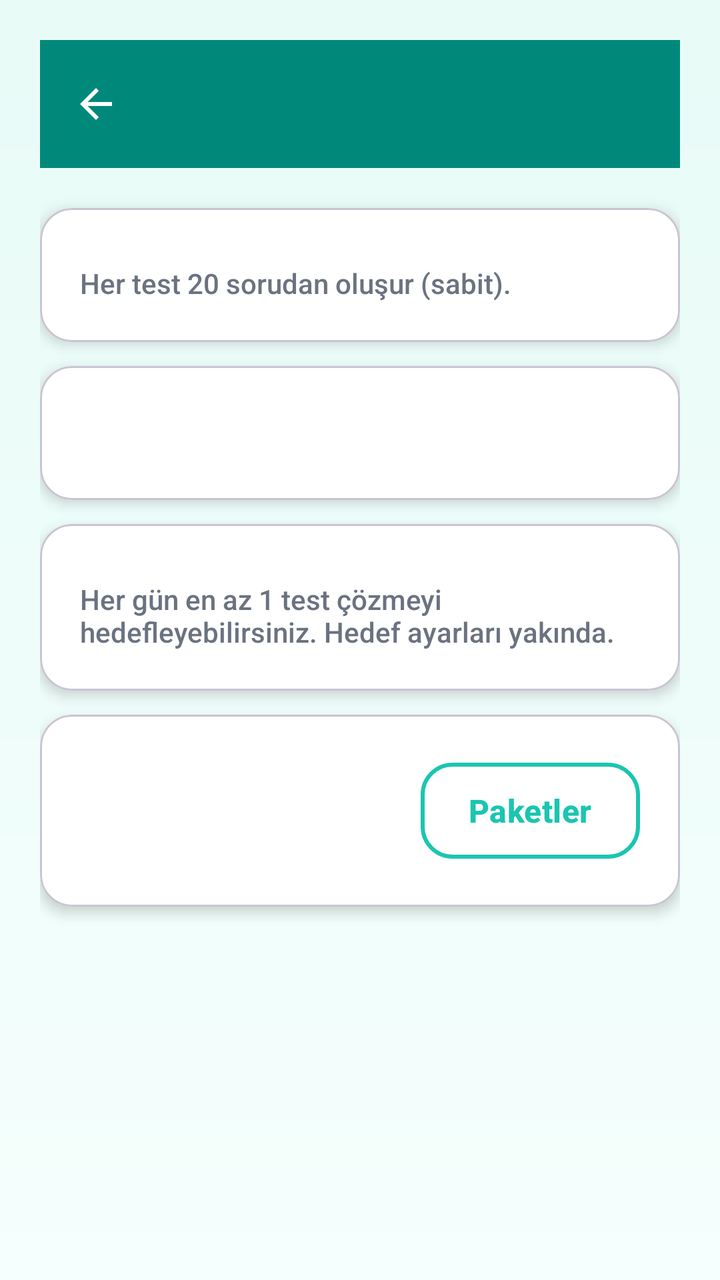
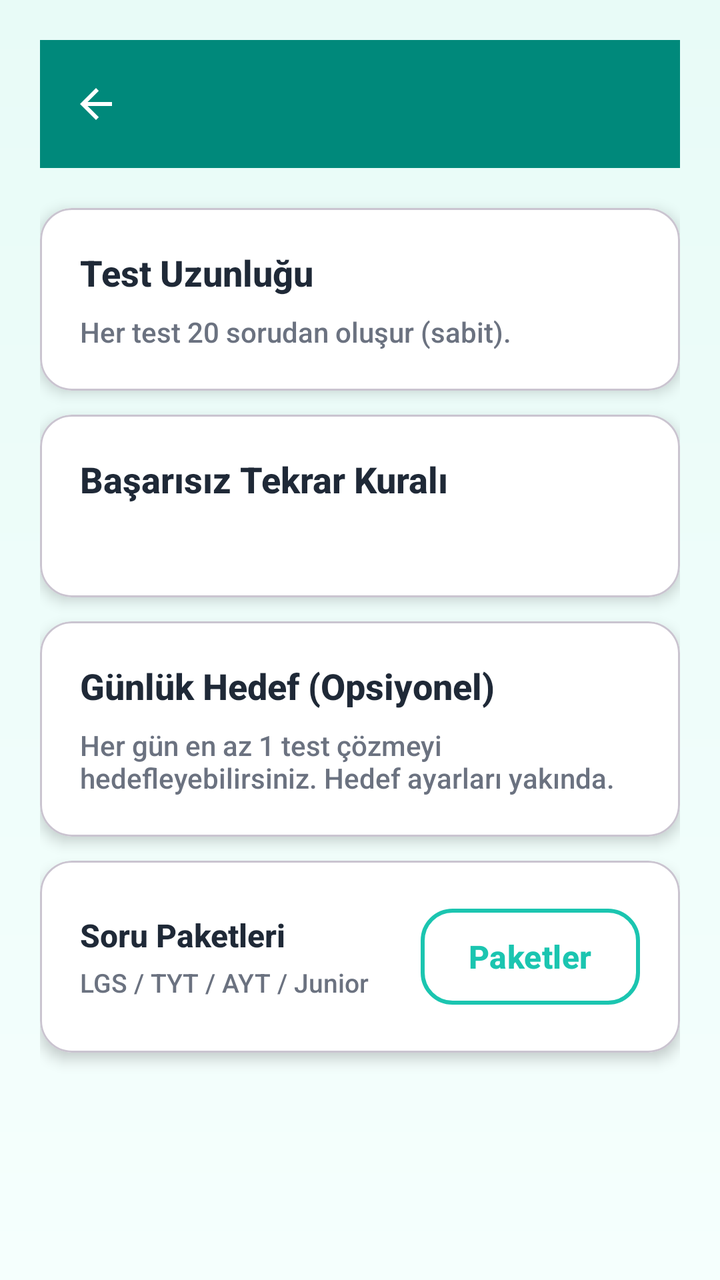

The first picture is an Android layout as it rendered before a commit; the second is the same layout after the commit. The layout source and the unified diff follow.
<!-- AndroidManifest.xml: application theme Theme.BrainBuddy -->
<!-- res/layout/activity_test_settings.xml -->
<?xml version="1.0" encoding="utf-8"?>
<ScrollView xmlns:android="http://schemas.android.com/apk/res/android"
    xmlns:app="http://schemas.android.com/apk/res-auto"
    android:layout_width="match_parent"
    android:layout_height="match_parent"
    android:orientation="vertical"
    android:background="@drawable/bg_gradient"
    android:fillViewport="true">

    <LinearLayout
        android:layout_width="match_parent"
        android:layout_height="wrap_content"
        android:orientation="vertical"
        android:padding="20dp">

        <com.google.android.material.appbar.MaterialToolbar
            android:id="@+id/toolbar"
            android:layout_width="match_parent"
            android:layout_height="?attr/actionBarSize"
            android:background="@color/bb_turquoise_dark"
            app:titleTextColor="@color/white"
            app:navigationIcon="?attr/homeAsUpIndicator"
            app:navigationIconTint="@color/white"/>

        <com.google.android.material.card.MaterialCardView
            style="@style/BB.Card"
            android:layout_width="match_parent"
            android:layout_height="wrap_content"
            android:layout_marginTop="20dp"
            app:cardBackgroundColor="@color/white"
            app:cardCornerRadius="16dp"
            app:cardElevation="4dp">

            <LinearLayout
                android:layout_width="match_parent"
                android:layout_height="wrap_content"
                android:orientation="vertical"
                android:padding="20dp">

                <TextView
                    android:text="Test Uzunluğu"
                    android:textSize="18sp"
                    android:textStyle="bold"
                    android:textColor="@color/bb_text"/>

                <TextView
                    android:layout_width="match_parent"
                    android:layout_height="wrap_content"
                    android:layout_marginTop="8dp"
                    android:text="Her test 20 sorudan oluşur (sabit)."
                    android:textSize="14sp"
                    android:textColor="@color/bb_text_muted"/>
            </LinearLayout>
        </com.google.android.material.card.MaterialCardView>

        <com.google.android.material.card.MaterialCardView
            style="@style/BB.Card"
            android:layout_width="match_parent"
            android:layout_height="wrap_content"
            android:layout_marginTop="12dp"
            app:cardBackgroundColor="@color/white"
            app:cardCornerRadius="16dp"
            app:cardElevation="4dp">

            <LinearLayout
                android:layout_width="match_parent"
                android:layout_height="wrap_content"
                android:orientation="vertical"
                android:padding="20dp">

                <TextView
                    android:text="Başarısız Tekrar Kuralı"
                    android:textSize="18sp"
                    android:textStyle="bold"
                    android:textColor="@color/bb_text"/>

                <TextView
                    android:id="@+id/tvRetryRule"
                    android:layout_width="match_parent"
                    android:layout_height="wrap_content"
                    android:layout_marginTop="8dp"
                    android:textSize="14sp"
                    android:textColor="@color/bb_text_muted"
                    android:lineSpacingMultiplier="1.3"/>
            </LinearLayout>
        </com.google.android.material.card.MaterialCardView>

        <com.google.android.material.card.MaterialCardView
            style="@style/BB.Card"
            android:layout_width="match_parent"
            android:layout_height="wrap_content"
            android:layout_marginTop="12dp"
            app:cardBackgroundColor="@color/white"
            app:cardCornerRadius="16dp"
            app:cardElevation="4dp">

            <LinearLayout
                android:layout_width="match_parent"
                android:layout_height="wrap_content"
                android:orientation="vertical"
                android:padding="20dp">

                <TextView
                    android:text="Günlük Hedef (Opsiyonel)"
                    android:textSize="18sp"
                    android:textStyle="bold"
                    android:textColor="@color/bb_text"/>

                <TextView
                    android:layout_width="match_parent"
                    android:layout_height="wrap_content"
                    android:layout_marginTop="8dp"
                    android:text="Her gün en az 1 test çözmeyi hedefleyebilirsiniz. Hedef ayarları yakında."
                    android:textSize="14sp"
                    android:textColor="@color/bb_text_muted"/>
            </LinearLayout>
        </com.google.android.material.card.MaterialCardView>

        <com.google.android.material.card.MaterialCardView
            android:layout_width="match_parent"
            android:layout_height="wrap_content"
            android:layout_marginTop="12dp"
            android:layout_marginBottom="24dp"
            app:cardCornerRadius="16dp"
            app:cardElevation="4dp"
            app:cardBackgroundColor="@color/white">

            <LinearLayout
                android:layout_width="match_parent"
                android:layout_height="wrap_content"
                android:orientation="horizontal"
                android:gravity="center_vertical"
                android:padding="20dp">

                <LinearLayout
                    android:layout_width="0dp"
                    android:layout_height="wrap_content"
                    android:layout_weight="1"
                    android:orientation="vertical">

                    <TextView
                        android:text="Soru Paketleri"
                        android:textSize="16sp"
                        android:textStyle="bold"
                        android:textColor="@color/bb_text"/>

                    <TextView
                        android:text="LGS / TYT / AYT / Junior"
                        android:textSize="13sp"
                        android:textColor="@color/bb_text_muted"
                        android:layout_marginTop="4dp"/>
                </LinearLayout>

                <com.google.android.material.button.MaterialButton
                    android:id="@+id/btnExamPacks"
                    style="@style/BBButtonAlt"
                    android:text="Paketler"
                    android:layout_width="wrap_content"
                    android:layout_height="wrap_content"/>
            </LinearLayout>
        </com.google.android.material.card.MaterialCardView>
    </LinearLayout>
</ScrollView>
<!-- resources referenced by this layout -->
<resources>
  <color name="bb_text">#1F2937</color>
  <color name="bb_text_muted">#6B7280</color>
  <color name="bb_turquoise_dark">#00897B</color>
  <color name="white">#FFFFFF</color>
  <!-- drawable bg_gradient (drawable) -->
  <?xml version="1.0" encoding="utf-8"?>
  <layer-list xmlns:android="http://schemas.android.com/apk/res/android">
      <item>
          <shape>
              <gradient
                  android:angle="270"
                  android:startColor="#E8FBF7"
                  android:endColor="#F5FFFD"/>
          </shape>
      </item>
  </layer-list>
  <style name="BB.Card">
          <item name="android:background">@drawable/bg_card</item>
          <item name="android:padding">20dp</item>
      </style>
  <style name="BBButtonAlt" parent="Widget.Material3.Button.OutlinedButton">
          <item name="android:minHeight">56dp</item>
          <item name="cornerRadius">16dp</item>
          <item name="android:textAllCaps">false</item>
          <item name="android:textColor">@color/bb_primary</item>
          <item name="strokeColor">@color/bb_primary</item>
          <item name="strokeWidth">2dp</item>
      </style>
  <style name="Theme.BrainBuddy" parent="Theme.Material3.DayNight.NoActionBar">
          <item name="colorPrimary">@color/bb_primary</item>
          <item name="colorOnPrimary">@color/white</item>
          <item name="colorSecondary">@color/bb_secondary</item>
          <item name="colorOnSecondary">@color/white</item>
          <item name="colorTertiary">@color/bb_accent</item>
          <item name="colorOnTertiary">@color/black</item>
          <item name="colorError">@color/bb_error</item>
          <item name="colorSurface">@color/bb_bg</item>
          <item name="colorOnSurface">@color/bb_text</item>
          <item name="colorSurfaceContainer">@color/bb_surface_container</item>
          <item name="colorOnSurfaceVariant">@color/bb_text_muted</item>
          <item name="android:windowBackground">@drawable/bg_gradient</item>
          <item name="android:textColorPrimary">@color/bb_text</item>
          <item name="android:textColorSecondary">@color/bb_text_muted</item>
          <item name="materialButtonStyle">@style/BBButton</item>
          <item name="android:fontFamily">sans-serif-medium</item>
      </style>
  <!-- drawable bg_card (drawable) -->
  <?xml version="1.0" encoding="utf-8"?>
  <shape xmlns:android="http://schemas.android.com/apk/res/android">
      <solid android:color="@color/bb_card"/>
      <corners android:radius="20dp"/>
      <padding
          android:left="16dp"
          android:top="16dp"
          android:right="16dp"
          android:bottom="16dp"/>
  </shape>
  <color name="bb_primary">#1BC5B0</color>
  <color name="bb_secondary">#00897B</color>
  <color name="bb_accent">#FFC107</color>
  <color name="black">#000000</color>
  <color name="bb_error">#FF5252</color>
  <color name="bb_bg">#E8FBF7</color>
  <color name="bb_surface_container">#F0FDF9</color>
  <style name="BBButton" parent="Widget.Material3.Button">
          <item name="android:minHeight">56dp</item>
          <item name="android:paddingStart">24dp</item>
          <item name="android:paddingEnd">24dp</item>
          <item name="cornerRadius">16dp</item>
          <item name="android:textAllCaps">false</item>
          <item name="android:textColor">@color/white</item>
          <item name="android:textSize">16sp</item>
          <item name="android:textStyle">bold</item>
          <item name="backgroundTint">@color/bb_primary</item>
      </style>
  <color name="bb_card">#FFFFFF</color>
</resources>

<!-- the commit's change to res/layout/activity_test_settings.xml (unified diff, before → after) -->
@@ -38,6 +38,8 @@
                 android:padding="20dp">
 
                 <TextView
+                    android:layout_width="match_parent"
+                    android:layout_height="wrap_content"
                     android:text="Test Uzunluğu"
                     android:textSize="18sp"
                     android:textStyle="bold"
@@ -69,6 +71,8 @@
                 android:padding="20dp">
 
                 <TextView
+                    android:layout_width="match_parent"
+                    android:layout_height="wrap_content"
                     android:text="Başarısız Tekrar Kuralı"
                     android:textSize="18sp"
                     android:textStyle="bold"
@@ -101,6 +105,8 @@
                 android:padding="20dp">
 
                 <TextView
+                    android:layout_width="match_parent"
+                    android:layout_height="wrap_content"
                     android:text="Günlük Hedef (Opsiyonel)"
                     android:textSize="18sp"
                     android:textStyle="bold"
@@ -139,16 +145,20 @@
                     android:orientation="vertical">
 
                     <TextView
+                        android:layout_width="match_parent"
+                        android:layout_height="wrap_content"
                         android:text="Soru Paketleri"
                         android:textSize="16sp"
                         android:textStyle="bold"
                         android:textColor="@color/bb_text"/>
 
                     <TextView
+                        android:layout_width="match_parent"
+                        android:layout_height="wrap_content"
+                        android:layout_marginTop="4dp"
                         android:text="LGS / TYT / AYT / Junior"
                         android:textSize="13sp"
-                        android:textColor="@color/bb_text_muted"
-                        android:layout_marginTop="4dp"/>
+                        android:textColor="@color/bb_text_muted"/>
                 </LinearLayout>
 
                 <com.google.android.material.button.MaterialButton
